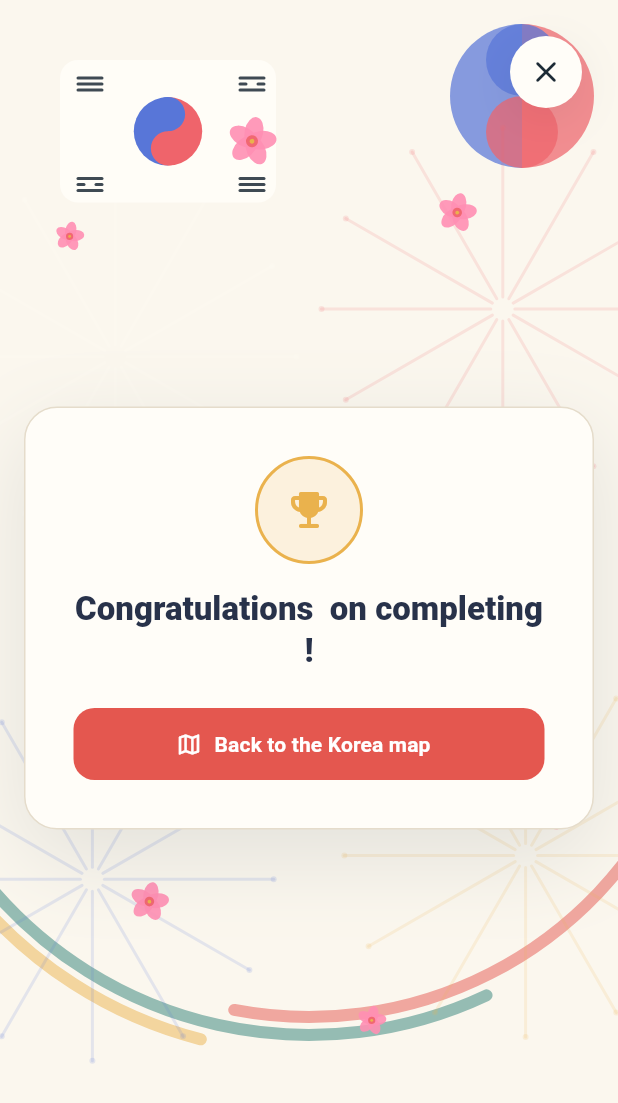
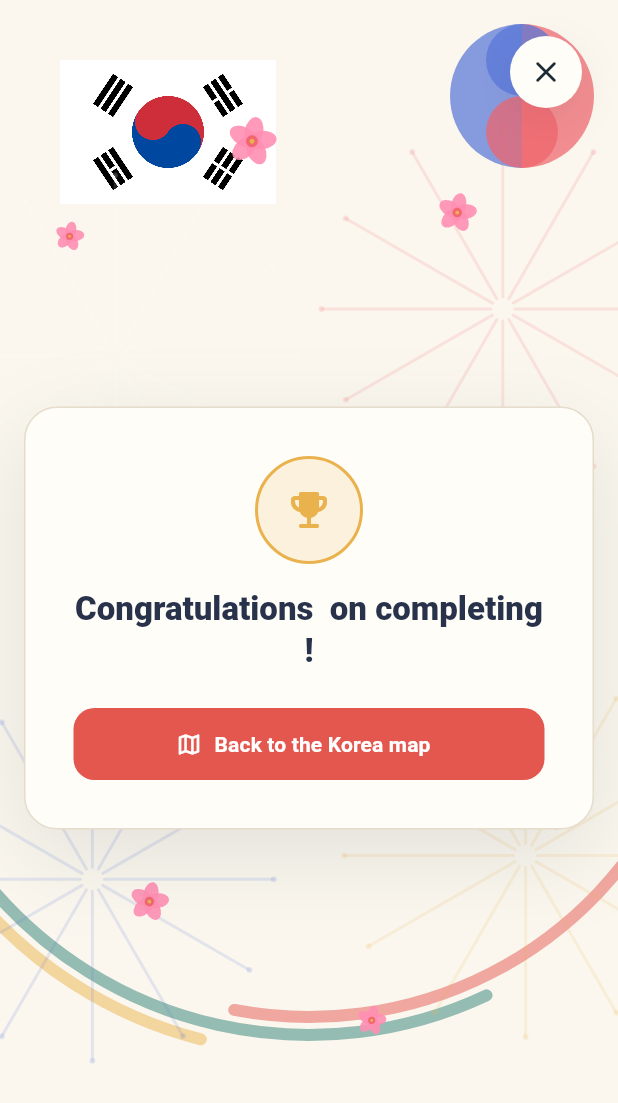
Before and after one commit to duongpvhoccntt-star/korea_quest, a Flutter app: the LocationCompletionDialog widget shown alone on an empty page, opened directly with empty values, on a phone screen of 412 x 824 dp. Shown: the top 1103 px of the screen. Run offline on Flutter 3.47's test engine with Material 3 defaults, Android fonts, the phone set to English and light mode, and no system bars; our stand-ins replace file_picker, flutter_map, flutter_riverpod, flutter_tts, go_router, latlong2 and 3 more; missing offline and left inert: dart:js_interop, dart:ui_web, flutter_map_dragmarker, flutter_map_marker_cluster; accounts and stored records are empty; network calls fail; Roboto replaces fonts that are missing (Arial, Georgia).

Commit message:
fix(journey): use correct South Korean flag

```diff
--- a/lib/features/journey/presentation/widgets/location_completion_dialog.dart
+++ b/lib/features/journey/presentation/widgets/location_completion_dialog.dart
@@ -115,6 +115,9 @@ class _LocationCompletionDialogState extends State<LocationCompletionDialog>
   @override
   Widget build(BuildContext context) {
     final reduceMotion = MediaQuery.disableAnimationsOf(context);
+    final flagWidth = (MediaQuery.sizeOf(context).width * .22)
+        .clamp(AppSpacing.section * 2, AppSpacing.section * 3)
+        .toDouble();
     return PopScope(
       canPop: false,
       child: Material(
@@ -124,6 +127,32 @@ class _LocationCompletionDialogState extends State<LocationCompletionDialog>
           child: Stack(
             fit: StackFit.expand,
             children: [
+              Positioned(
+                top: AppSpacing.lg,
+                left: AppSpacing.lg,
+                child: IgnorePointer(
+                  child: AnimatedBuilder(
+                    animation: _controller,
+                    builder: (context, child) {
+                      final opacity = reduceMotion
+                          ? 1.0
+                          : Curves.easeOutCubic.transform(
+                              (_controller.value / .46).clamp(0, 1).toDouble(),
+                            );
+                      return Opacity(opacity: opacity, child: child);
+                    },
+                    child: Image.asset(
+                      'assets/images/south_korea_flag.png',
+                      key: const ValueKey('south-korea-flag'),
+                      width: flagWidth,
+                      height: flagWidth * (854 / 1280),
+                      fit: BoxFit.contain,
+                      filterQuality: FilterQuality.high,
+                      excludeFromSemantics: true,
+                    ),
+                  ),
+                ),
+              ),
               IgnorePointer(
                 child: CustomPaint(
                   key: ValueKey(
@@ -486,95 +515,10 @@ class _KoreanCelebrationPainter extends CustomPainter {
     final fall = ((value - .12) / .88).clamp(0, 1).toDouble();
     final center = Offset(size.width / 2, size.height / 2);
 
-    _paintTaegeukgi(canvas, size, burst);
     _paintDancheongRibbons(canvas, size, burst);
     _paintTaegeuk(canvas, size, burst);
     _paintFireworks(canvas, size, burst, fall);
     _paintPetals(canvas, size, center, burst, fall);
-  }
-
-  void _paintTaegeukgi(Canvas canvas, Size size, double progress) {
-    final flagWidth = (size.width * .22)
-        .clamp(AppSpacing.section * 2, AppSpacing.section * 3)
-        .toDouble();
-    final flagHeight = flagWidth * .66;
-    final flagRect = Rect.fromLTWH(
-      AppSpacing.lg,
-      AppSpacing.lg,
-      flagWidth,
-      flagHeight,
-    );
-    final paint = Paint()
-      ..color = AppColors.paper.withValues(alpha: .92 * progress);
-    canvas.drawRRect(
-      RRect.fromRectAndRadius(flagRect, const Radius.circular(AppRadius.small)),
-      paint,
-    );
-    _paintTaegeukSymbol(
-      canvas,
-      flagRect.center,
-      flagHeight * .24,
-      opacity: progress,
-    );
-
-    final trigramPaint = Paint()
-      ..color = AppColors.ink.withValues(alpha: .85 * progress)
-      ..strokeWidth = AppSpacing.xxs / 2
-      ..strokeCap = StrokeCap.round;
-    _paintTrigram(
-      canvas,
-      Offset(flagRect.left + AppSpacing.sm, flagRect.top + AppSpacing.sm),
-      trigramPaint,
-      splitMiddle: false,
-    );
-    _paintTrigram(
-      canvas,
-      Offset(flagRect.right - AppSpacing.lg, flagRect.top + AppSpacing.sm),
-      trigramPaint,
-      splitMiddle: true,
-    );
-    _paintTrigram(
-      canvas,
-      Offset(flagRect.left + AppSpacing.sm, flagRect.bottom - AppSpacing.md),
-      trigramPaint,
-      splitMiddle: true,
-    );
-    _paintTrigram(
-      canvas,
-      Offset(flagRect.right - AppSpacing.lg, flagRect.bottom - AppSpacing.md),
-      trigramPaint,
-      splitMiddle: false,
-    );
-  }
-
-  void _paintTrigram(
-    Canvas canvas,
-    Offset origin,
-    Paint paint, {
-    required bool splitMiddle,
-  }) {
-    for (var index = 0; index < 3; index++) {
-      final y = origin.dy + (index * AppSpacing.xxs);
-      if (splitMiddle && index.isOdd) {
-        canvas
-          ..drawLine(
-            origin.translate(0, y - origin.dy),
-            Offset(origin.dx + AppSpacing.xxs, y),
-            paint,
-          )
-          ..drawLine(
-            Offset(origin.dx + AppSpacing.sm, y),
-            Offset(origin.dx + AppSpacing.md, y),
-            paint,
-          );
-      } else {
-        canvas.drawLine(
-          Offset(origin.dx, y),
-          Offset(origin.dx + AppSpacing.md, y),
-          paint,
-        );
-      }
-    }
   }
 
   void _paintDancheongRibbons(Canvas canvas, Size size, double progress) {
--- a/pubspec.yaml
+++ b/pubspec.yaml
@@ -79,6 +79,7 @@ flutter:
     - assets/images/auth_gyeongbokgung_mist.jpg
     - assets/images/korea_quest_antique_map.png
     - assets/images/koreaquest_logo_mark.png
+    - assets/images/south_korea_flag.png
     - assets/images/passport_stamps/
 
   # To add assets to your application, add an assets section, like this:
```
Also changed, not shown: assets/images/south_korea_flag.png (added), 1 other file.
